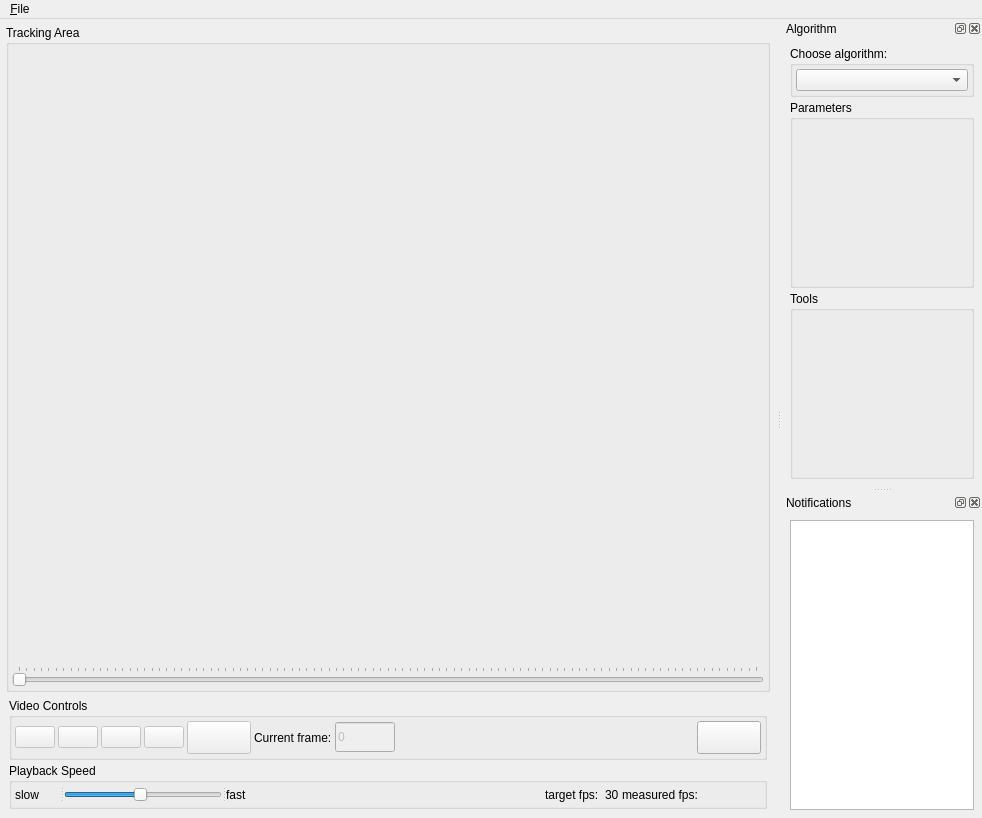
First picture: the form in source/gui/BioTracker.ui, repository BioroboticsLab/biotracker_core, before the edit.
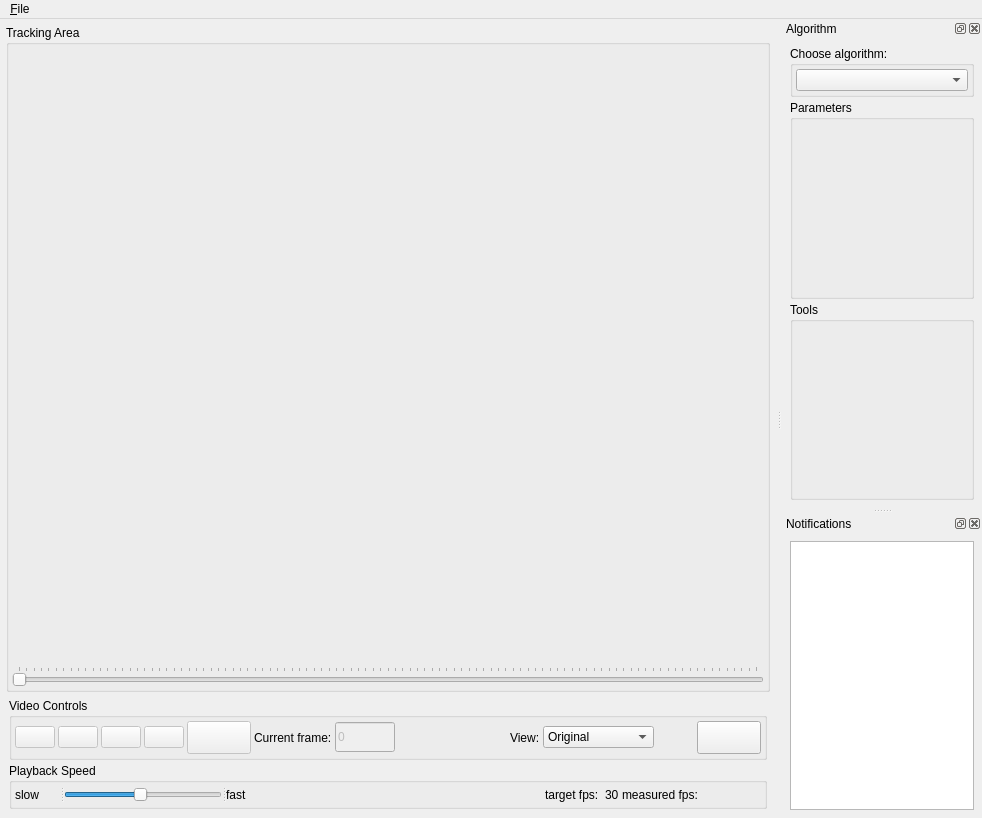
Second picture: the form after the edit. Icons and pictures are not drawn. Custom widgets are drawn as their Qt base class.

Commit message: trackers can now register view overlays to visualize temporary results

The edit to the form file:
```diff
--- a/source/gui/BioTracker.ui
+++ b/source/gui/BioTracker.ui
@@ -393,6 +393,59 @@
                   <property name="orientation">
                    <enum>Qt::Horizontal</enum>
                   </property>
+                  <property name="sizeType">
+                   <enum>QSizePolicy::MinimumExpanding</enum>
+                  </property>
+                  <property name="sizeHint" stdset="0">
+                   <size>
+                    <width>40</width>
+                    <height>20</height>
+                   </size>
+                  </property>
+                 </spacer>
+                </item>
+                <item>
+                 <widget class="QLabel" name="labelView">
+                  <property name="text">
+                   <string>View:</string>
+                  </property>
+                 </widget>
+                </item>
+                <item>
+                 <widget class="QComboBox" name="comboBoxSelectedView">
+                  <property name="sizePolicy">
+                   <sizepolicy hsizetype="MinimumExpanding" vsizetype="Fixed">
+                    <horstretch>0</horstretch>
+                    <verstretch>0</verstretch>
+                   </sizepolicy>
+                  </property>
+                  <property name="minimumSize">
+                   <size>
+                    <width>0</width>
+                    <height>0</height>
+                   </size>
+                  </property>
+                  <property name="baseSize">
+                   <size>
+                    <width>0</width>
+                    <height>0</height>
+                   </size>
+                  </property>
+                  <item>
+                   <property name="text">
+                    <string>Original</string>
+                   </property>
+                  </item>
+                 </widget>
+                </item>
+                <item>
+                 <spacer name="horizontalSpacer_3">
+                  <property name="orientation">
+                   <enum>Qt::Horizontal</enum>
+                  </property>
+                  <property name="sizeType">
+                   <enum>QSizePolicy::Minimum</enum>
+                  </property>
                   <property name="sizeHint" stdset="0">
                    <size>
                     <width>40</width>
@@ -605,7 +658,7 @@
    <property name="minimumSize">
     <size>
      <width>200</width>
-     <height>154</height>
+     <height>172</height>
     </size>
    </property>
    <property name="sizeIncrement">
```
Left out of the diff: 8 changed lines with no effect on the pictures. The commit also changes 18 other files.
